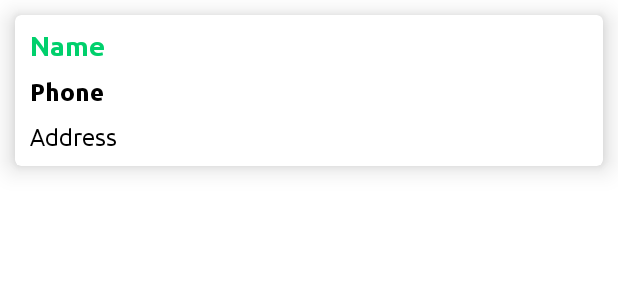
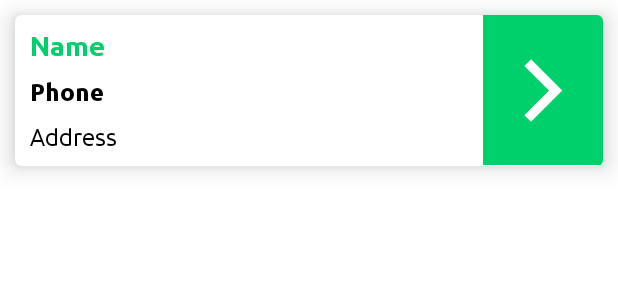
Before and after one commit to rust-master/Milk-Record-System-App, an Android app: the layout users_layout.xml on its own in the app's theme, with its tools: preview values and no code run, on a phone screen of 412 x 824 dp. Shown: the top 300 px of the screen. Run offline under Robolectric (Android 15) with nearby library versions, the phone set to English and light mode, and no system bars.

Commit message:
user item changes.

```diff
--- a/app/src/main/java/com/microitindustry/khatasystem/ViewHolder/UserPayViewHolder.java
+++ b/app/src/main/java/com/microitindustry/khatasystem/ViewHolder/UserPayViewHolder.java
@@ -1,6 +1,7 @@
 package com.microitindustry.khatasystem.ViewHolder;
 
 import android.view.View;
+import android.widget.ImageButton;
 import android.widget.TextView;
 
 import androidx.annotation.NonNull;
@@ -11,7 +12,8 @@ import com.microitindustry.khatasystem.R;
 
 public class UserPayViewHolder extends RecyclerView.ViewHolder implements View.OnClickListener{
 
-    public TextView txt_name,txt_phone,txt_address;
+    public TextView txt_name,txt_phone, txt_address;
+    public ImageButton nextBtn;
 
     private ItemClickListener itemClickListener;
 
@@ -19,7 +21,8 @@ public class UserPayViewHolder extends RecyclerView.ViewHolder implements View.O
         super(itemView);
         txt_name = (TextView)itemView.findViewById(R.id.userName);
         txt_phone = (TextView)itemView.findViewById(R.id.userPhone);
-        txt_address = (TextView)itemView.findViewById(R.id.userAddress);
+        txt_address = (TextView) itemView.findViewById(R.id.userAddress);
+        nextBtn = itemView.findViewById(R.id.nextBtn);
         itemView.setOnClickListener(this);
     }
 
--- a/app/src/main/java/com/microitindustry/khatasystem/ViewHolder/UserViewHolder.java
+++ b/app/src/main/java/com/microitindustry/khatasystem/ViewHolder/UserViewHolder.java
@@ -2,6 +2,7 @@ package com.microitindustry.khatasystem.ViewHolder;
 
 import android.view.ContextMenu;
 import android.view.View;
+import android.widget.ImageButton;
 import android.widget.TextView;
 
 import androidx.annotation.NonNull;
@@ -14,7 +15,8 @@ import com.microitindustry.khatasystem.R;
 public class UserViewHolder extends RecyclerView.ViewHolder implements View.OnClickListener ,
         View.OnCreateContextMenuListener{
 
-    public TextView txt_name,txt_phone,txt_address;
+    public TextView txt_name,txt_phone, txt_address;
+    public ImageButton nextBtn;
 
     private ItemClickListener itemClickListener;
 
@@ -23,7 +25,8 @@ public class UserViewHolder extends RecyclerView.ViewHolder implements View.OnCl
         super(itemView);
         txt_name = (TextView)itemView.findViewById(R.id.userName);
         txt_phone = (TextView)itemView.findViewById(R.id.userPhone);
-        txt_address = (TextView)itemView.findViewById(R.id.userAddress);
+        txt_address = (TextView) itemView.findViewById(R.id.userAddress);
+        nextBtn = itemView.findViewById(R.id.nextBtn);
 
         itemView.setOnCreateContextMenuListener(this);
         itemView.setOnClickListener(this);
--- /dev/null
+++ b/app/src/main/res/drawable/ic_baseline_arrow_forward_ios_24.xml
@@ -0,0 +1,11 @@
+<vector android:autoMirrored="true"
+    android:height="50dp"
+    android:tint="#FFFFFF"
+    android:viewportHeight="24"
+    android:viewportWidth="24"
+    android:width="50dp"
+    xmlns:android="http://schemas.android.com/apk/res/android">
+    <path
+        android:fillColor="@android:color/white"
+        android:pathData="M5.88,4.12L13.76,12l-7.88,7.88L8,22l10,-10L8,2z" />
+</vector>
--- a/app/src/main/res/layout/users_layout.xml
+++ b/app/src/main/res/layout/users_layout.xml
@@ -12,7 +12,7 @@
 
     <RelativeLayout
         android:layout_width="match_parent"
-        android:layout_height="match_parent">
+        android:layout_height="wrap_content">
 
         <TextView
             android:id="@+id/userName"
@@ -48,7 +48,15 @@
             android:textColor="@color/black"
             android:text="Address"
             android:layout_width="match_parent"
-            android:layout_height="wrap_content"/>
+            android:layout_height="wrap_content" />
+
+        <ImageButton
+            android:id="@+id/nextBtn"
+            android:src="@drawable/ic_baseline_arrow_forward_ios_24"
+            android:layout_alignParentEnd="true"
+            android:background="@color/mainColor"
+            android:layout_width="80dp"
+            android:layout_height="100dp" />
 
 
     </RelativeLayout>
```
